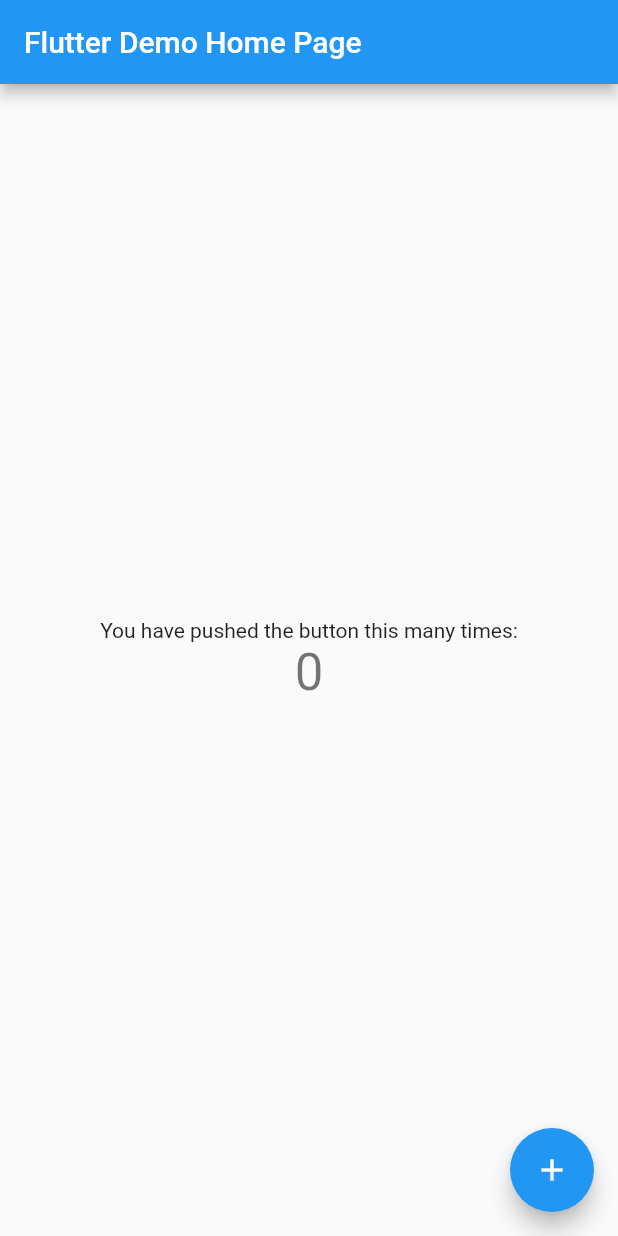
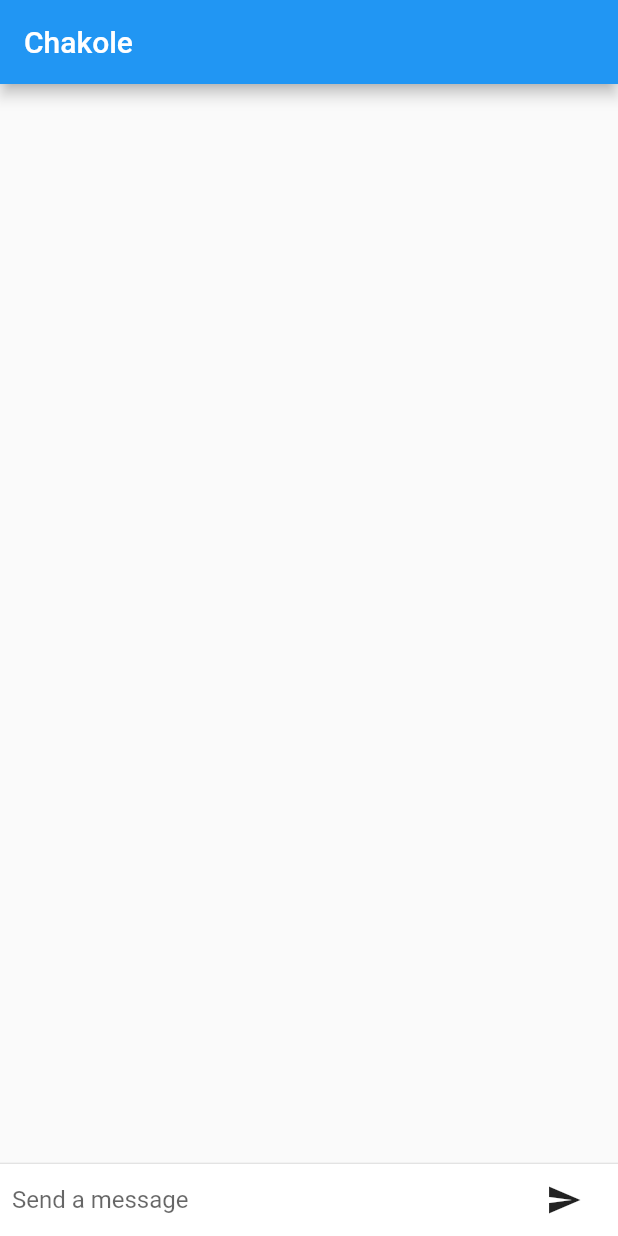
Before and after one commit to rajabhargava/flutterchatapp, a Flutter app: the screen it shows after launch, on a phone screen of 412 x 824 dp. Run offline on Flutter 3.47's test engine with Material 2 defaults, Android fonts, the phone set to English and light mode, and no system bars.

Commit message:
Design Completed

```diff
--- /dev/null
+++ b/lib/chat_screen.dart
@@ -0,0 +1,69 @@
+import 'package:flutter/material.dart';
+import 'chat_message.dart';
+
+class ChatScreen extends StatefulWidget {
+  @override
+  _ChatScreenState createState() => _ChatScreenState();
+}
+
+class _ChatScreenState extends State<ChatScreen> {
+  final TextEditingController _textEditingController =
+      new TextEditingController();
+
+  final List<ChatMessage> _messages = <ChatMessage>[];
+
+  void _handleSubmitted(String text) {
+    _textEditingController.clear();
+    ChatMessage msg = new ChatMessage(
+      text: text,
+    );
+    setState(() {
+      _messages.insert(_messages.length, msg);
+    });
+  }
+
+  Widget _textComposerWidget() {
+    return new Container(
+      margin: const EdgeInsets.symmetric(horizontal: 8.0),
+      child: new Row(
+        children: <Widget>[
+          new Flexible(
+            child: new TextField(
+              decoration:
+                  new InputDecoration.collapsed(hintText: "Send a message"),
+              controller: _textEditingController,
+              onSubmitted: _handleSubmitted,
+            ),
+          ),
+          new Container(
+            margin: const EdgeInsets.symmetric(horizontal: 4.0),
+            child: new IconButton(
+                icon: new Icon(Icons.send),
+                onPressed: () => _handleSubmitted(_textEditingController.text)),
+          )
+        ],
+      ),
+    );
+  }
+
+  @override
+  Widget build(BuildContext context) {
+    return new Column(
+      children: <Widget>[
+        new Flexible(
+            child: new ListView.builder(
+          itemBuilder: (_, int index) => _messages[index],
+          itemCount: _messages.length,
+          padding: const EdgeInsets.all(8.0),
+        )),
+        new Divider(
+          height: 1.0,
+        ),
+        new Container(
+          decoration: new BoxDecoration(color: Theme.of(context).cardColor),
+          child: _textComposerWidget(),
+        )
+      ],
+    );
+  }
+}
--- /dev/null
+++ b/lib/home_page.dart
@@ -0,0 +1,13 @@
+import 'package:flutter/material.dart';
+import 'chat_screen.dart';
+
+class HomePage extends StatelessWidget {
+  @override
+  Widget build(BuildContext context) {
+    return Scaffold(
+        appBar: new AppBar(
+          title: new Text("Chakole"),
+        ),
+        body: new ChatScreen());
+  }
+}
--- a/lib/main.dart
+++ b/lib/main.dart
@@ -1,4 +1,5 @@
 import 'package:flutter/material.dart';
+import 'home_page.dart';
 
 void main() {
   runApp(MyApp());
@@ -26,92 +27,7 @@ class MyApp extends StatelessWidget {
         // closer together (more dense) than on mobile platforms.
         visualDensity: VisualDensity.adaptivePlatformDensity,
       ),
-      home: MyHomePage(title: 'Flutter Demo Home Page'),
+      home: HomePage(),
     );
   }
 }
-
-class MyHomePage extends StatefulWidget {
-  MyHomePage({Key key, this.title}) : super(key: key);
-
-  // This widget is the home page of your application. It is stateful, meaning
-  // that it has a State object (defined below) that contains fields that affect
-  // how it looks.
-
-  // This class is the configuration for the state. It holds the values (in this
-  // case the title) provided by the parent (in this case the App widget) and
-  // used by the build method of the State. Fields in a Widget subclass are
-  // always marked "final".
-
-  final String title;
-
-  @override
-  _MyHomePageState createState() => _MyHomePageState();
-}
-
-class _MyHomePageState extends State<MyHomePage> {
-  int _counter = 0;
-
-  void _incrementCounter() {
-    setState(() {
-      // This call to setState tells the Flutter framework that something has
-      // changed in this State, which causes it to rerun the build method below
-      // so that the display can reflect the updated values. If we changed
-      // _counter without calling setState(), then the build method would not be
-      // called again, and so nothing would appear to happen.
-      _counter++;
-    });
-  }
-
-  @override
-  Widget build(BuildContext context) {
-    // This method is rerun every time setState is called, for instance as done
-    // by the _incrementCounter method above.
-    //
-    // The Flutter framework has been optimized to make rerunning build methods
-    // fast, so that you can just rebuild anything that needs updating rather
-    // than having to individually change instances of widgets.
-    return Scaffold(
-      appBar: AppBar(
-        // Here we take the value from the MyHomePage object that was created by
-        // the App.build method, and use it to set our appbar title.
-        title: Text(widget.title),
-      ),
-      body: Center(
-        // Center is a layout widget. It takes a single child and positions it
-        // in the middle of the parent.
-        child: Column(
-          // Column is also a layout widget. It takes a list of children and
-          // arranges them vertically. By default, it sizes itself to fit its
-          // children horizontally, and tries to be as tall as its parent.
-          //
-          // Invoke "debug painting" (press "p" in the console, choose the
-          // "Toggle Debug Paint" action from the Flutter Inspector in Android
-          // Studio, or the "Toggle Debug Paint" command in Visual Studio Code)
-          // to see the wireframe for each widget.
-          //
-          // Column has various properties to control how it sizes itself and
-          // how it positions its children. Here we use mainAxisAlignment to
-          // center the children vertically; the main axis here is the vertical
-          // axis because Columns are vertical (the cross axis would be
-          // horizontal).
-          mainAxisAlignment: MainAxisAlignment.center,
-          children: <Widget>[
-            Text(
-              'You have pushed the button this many times:',
-            ),
-            Text(
-              '$_counter',
-              style: Theme.of(context).textTheme.headline4,
-            ),
-          ],
-        ),
-      ),
-      floatingActionButton: FloatingActionButton(
-        onPressed: _incrementCounter,
-        tooltip: 'Increment',
-        child: Icon(Icons.add),
-      ), // This trailing comma makes auto-formatting nicer for build methods.
-    );
-  }
-}
```
Also changed, not shown: lib/chat_message.dart (added, +37 -0 lines).
